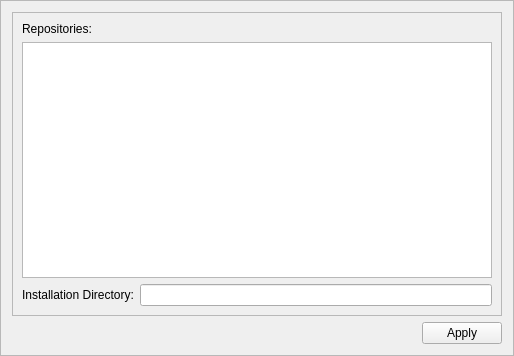
This is wpmcpp/settingsframe.ui in npackd/npackd as Qt 5 draws it before an edit. The edited form follows.
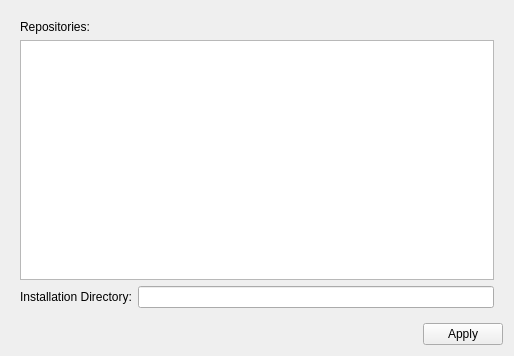
This is the edited form.

Commit message: less borders in the settings tab on Windows 2000

Diff of the .ui file:
```diff
--- a/wpmcpp/settingsframe.ui
+++ b/wpmcpp/settingsframe.ui
@@ -14,19 +14,19 @@
    <string>Frame</string>
   </property>
   <property name="frameShape">
-   <enum>QFrame::StyledPanel</enum>
+   <enum>QFrame::NoFrame</enum>
   </property>
   <property name="frameShadow">
-   <enum>QFrame::Raised</enum>
+   <enum>QFrame::Plain</enum>
   </property>
   <layout class="QVBoxLayout" name="verticalLayout">
    <item>
     <widget class="QFrame" name="frame">
      <property name="frameShape">
-      <enum>QFrame::StyledPanel</enum>
+      <enum>QFrame::NoFrame</enum>
      </property>
      <property name="frameShadow">
-      <enum>QFrame::Raised</enum>
+      <enum>QFrame::Plain</enum>
      </property>
      <layout class="QFormLayout" name="formLayout">
       <property name="fieldGrowthPolicy">
```
